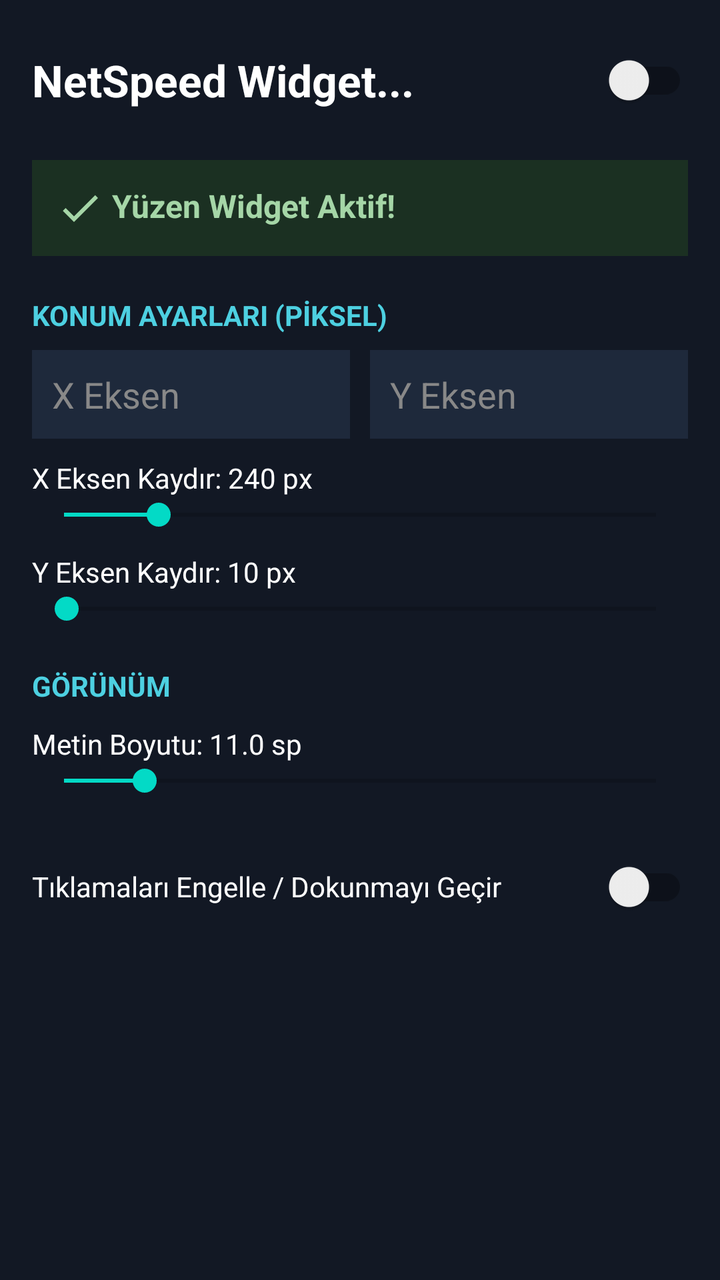
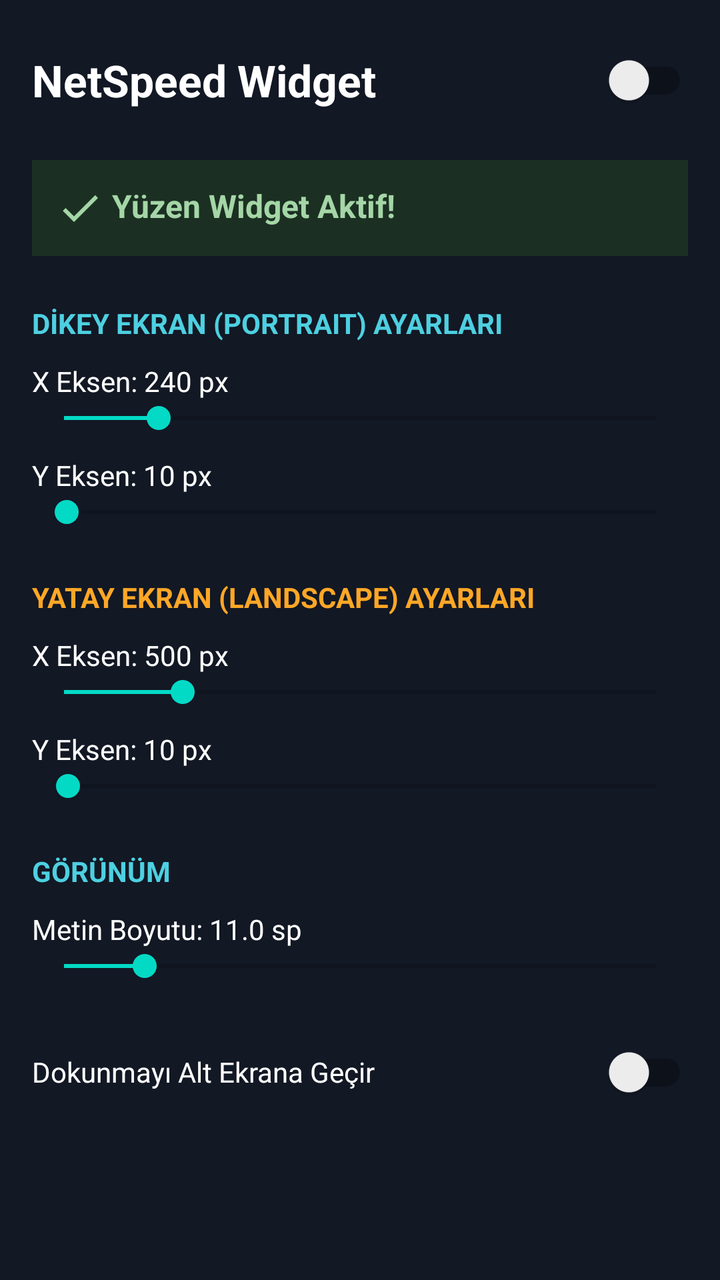

Screens rendered from an Android XML layout before and after an edit, with the pre-edit source and the edit as a unified diff.
<!-- AndroidManifest.xml: application theme Theme.Netspeed -->
<!-- res/layout/activity_main.xml -->
<?xml version="1.0" encoding="utf-8"?>
<ScrollView xmlns:android="http://schemas.android.com/apk/res/android"
    android:layout_width="match_parent" android:layout_height="match_parent"
    android:background="#121824" android:padding="16dp">
    <LinearLayout android:layout_width="match_parent" android:layout_height="wrap_content" android:orientation="vertical">
        <LinearLayout android:layout_width="match_parent" android:layout_height="wrap_content" android:gravity="center_vertical" android:orientation="horizontal" android:paddingBottom="16dp">
            <TextView android:layout_width="0dp" android:layout_height="wrap_content" android:layout_weight="1" android:text="NetSpeed Widget..." android:textColor="#FFFFFF" android:textSize="22sp" android:textStyle="bold" />
            <androidx.appcompat.widget.SwitchCompat android:id="@+id/switchWidgetToggle" android:layout_width="wrap_content" android:layout_height="wrap_content" />
        </LinearLayout>
        <TextView android:id="@+id/txtStatus" android:layout_width="match_parent" android:layout_height="wrap_content" android:background="#1B3022" android:drawableStart="@drawable/ic_check" android:padding="12dp" android:text=" Yüzen Widget Aktif!" android:textColor="#A5D6A7" android:textSize="16sp" android:textStyle="bold" />
        
        <TextView android:layout_width="wrap_content" android:layout_height="wrap_content" android:layout_marginTop="20dp" android:text="KONUM AYARLARI (PİKSEL)" android:textColor="#4DD0E1" android:textStyle="bold" />
        <LinearLayout android:layout_width="match_parent" android:layout_height="wrap_content" android:layout_marginTop="8dp" android:orientation="horizontal">
            <EditText android:id="@+id/etX" android:layout_width="0dp" android:layout_height="wrap_content" android:layout_weight="1" android:background="#1E293B" android:hint="X Eksen" android:inputType="numberSigned" android:padding="10dp" android:textColor="#FFFFFF" android:textColorHint="#888888"/>
            <View android:layout_width="10dp" android:layout_height="match_parent" />
            <EditText android:id="@+id/etY" android:layout_width="0dp" android:layout_height="wrap_content" android:layout_weight="1" android:background="#1E293B" android:hint="Y Eksen" android:inputType="numberSigned" android:padding="10dp" android:textColor="#FFFFFF" android:textColorHint="#888888"/>
        </LinearLayout>
        
        <TextView android:id="@+id/lblX" android:layout_width="wrap_content" android:layout_height="wrap_content" android:layout_marginTop="10dp" android:text="X Eksen Kaydır: 240 px" android:textColor="#FFFFFF" />
        <SeekBar android:id="@+id/seekBarX" android:layout_width="match_parent" android:layout_height="wrap_content" android:max="1500" android:progress="240" />
        <TextView android:id="@+id/lblY" android:layout_width="wrap_content" android:layout_height="wrap_content" android:layout_marginTop="10dp" android:text="Y Eksen Kaydır: 10 px" android:textColor="#FFFFFF" />
        <SeekBar android:id="@+id/seekBarY" android:layout_width="match_parent" android:layout_height="wrap_content" android:max="2500" android:progress="10" />
        
        <TextView android:layout_width="wrap_content" android:layout_height="wrap_content" android:layout_marginTop="20dp" android:text="GÖRÜNÜM" android:textColor="#4DD0E1" android:textStyle="bold" />
        <TextView android:id="@+id/lblTextSize" android:layout_width="wrap_content" android:layout_height="wrap_content" android:layout_marginTop="10dp" android:text="Metin Boyutu: 11.0 sp" android:textColor="#FFFFFF" />
        <SeekBar android:id="@+id/seekBarTextSize" android:layout_width="match_parent" android:layout_height="wrap_content" android:max="30" android:min="8" android:progress="11" />
        
        <LinearLayout android:layout_width="match_parent" android:layout_height="wrap_content" android:layout_marginTop="20dp" android:gravity="center_vertical" android:orientation="horizontal">
            <TextView android:layout_width="0dp" android:layout_height="wrap_content" android:layout_weight="1" android:text="Tıklamaları Engelle / Dokunmayı Geçir" android:textColor="#FFFFFF" />
            <androidx.appcompat.widget.SwitchCompat android:id="@+id/switchTouchThrough" android:layout_width="wrap_content" android:layout_height="wrap_content" />
        </LinearLayout>
    </LinearLayout>
</ScrollView>
<!-- resources referenced by this layout -->
<resources>
  <!-- drawable ic_check (drawable) -->
  <vector xmlns:android="http://schemas.android.com/apk/res/android"
      android:width="24dp" android:height="24dp"
      android:viewportWidth="24" android:viewportHeight="24">
      <path android:fillColor="#A5D6A7" android:pathData="M9,16.17 L4.83,12 l-1.42,1.41 L9,19 21,7 l-1.41,-1.41 z"/>
  </vector>
  <style name="Theme.Netspeed" parent="Theme.MaterialComponents.DayNight.NoActionBar">
          <item name="android:statusBarColor">#121824</item>
      </style>
</resources>

<!-- the commit's change to res/layout/activity_main.xml (unified diff, before → after) -->
@@ -3,30 +3,39 @@
     android:layout_width="match_parent" android:layout_height="match_parent"
     android:background="#121824" android:padding="16dp">
     <LinearLayout android:layout_width="match_parent" android:layout_height="wrap_content" android:orientation="vertical">
+        
         <LinearLayout android:layout_width="match_parent" android:layout_height="wrap_content" android:gravity="center_vertical" android:orientation="horizontal" android:paddingBottom="16dp">
-            <TextView android:layout_width="0dp" android:layout_height="wrap_content" android:layout_weight="1" android:text="NetSpeed Widget..." android:textColor="#FFFFFF" android:textSize="22sp" android:textStyle="bold" />
+            <TextView android:layout_width="0dp" android:layout_height="wrap_content" android:layout_weight="1" android:text="NetSpeed Widget" android:textColor="#FFFFFF" android:textSize="22sp" android:textStyle="bold" />
             <androidx.appcompat.widget.SwitchCompat android:id="@+id/switchWidgetToggle" android:layout_width="wrap_content" android:layout_height="wrap_content" />
         </LinearLayout>
+        
         <TextView android:id="@+id/txtStatus" android:layout_width="match_parent" android:layout_height="wrap_content" android:background="#1B3022" android:drawableStart="@drawable/ic_check" android:padding="12dp" android:text=" Yüzen Widget Aktif!" android:textColor="#A5D6A7" android:textSize="16sp" android:textStyle="bold" />
         
-        <TextView android:layout_width="wrap_content" android:layout_height="wrap_content" android:layout_marginTop="20dp" android:text="KONUM AYARLARI (PİKSEL)" android:textColor="#4DD0E1" android:textStyle="bold" />
-        <LinearLayout android:layout_width="match_parent" android:layout_height="wrap_content" android:layout_marginTop="8dp" android:orientation="horizontal">
-            <EditText android:id="@+id/etX" android:layout_width="0dp" android:layout_height="wrap_content" android:layout_weight="1" android:background="#1E293B" android:hint="X Eksen" android:inputType="numberSigned" android:padding="10dp" android:textColor="#FFFFFF" android:textColorHint="#888888"/>
-            <View android:layout_width="10dp" android:layout_height="match_parent" />
-            <EditText android:id="@+id/etY" android:layout_width="0dp" android:layout_height="wrap_content" android:layout_weight="1" android:background="#1E293B" android:hint="Y Eksen" android:inputType="numberSigned" android:padding="10dp" android:textColor="#FFFFFF" android:textColorHint="#888888"/>
-        </LinearLayout>
         
-        <TextView android:id="@+id/lblX" android:layout_width="wrap_content" android:layout_height="wrap_content" android:layout_marginTop="10dp" android:text="X Eksen Kaydır: 240 px" android:textColor="#FFFFFF" />
-        <SeekBar android:id="@+id/seekBarX" android:layout_width="match_parent" android:layout_height="wrap_content" android:max="1500" android:progress="240" />
-        <TextView android:id="@+id/lblY" android:layout_width="wrap_content" android:layout_height="wrap_content" android:layout_marginTop="10dp" android:text="Y Eksen Kaydır: 10 px" android:textColor="#FFFFFF" />
-        <SeekBar android:id="@+id/seekBarY" android:layout_width="match_parent" android:layout_height="wrap_content" android:max="2500" android:progress="10" />
+        <TextView android:layout_width="wrap_content" android:layout_height="wrap_content" android:layout_marginTop="24dp" android:text="DİKEY EKRAN (PORTRAIT) AYARLARI" android:textColor="#4DD0E1" android:textStyle="bold" />
         
-        <TextView android:layout_width="wrap_content" android:layout_height="wrap_content" android:layout_marginTop="20dp" android:text="GÖRÜNÜM" android:textColor="#4DD0E1" android:textStyle="bold" />
+        <TextView android:id="@+id/lblPortX" android:layout_width="wrap_content" android:layout_height="wrap_content" android:layout_marginTop="10dp" android:text="X Eksen: 240 px" android:textColor="#FFFFFF" />
+        <SeekBar android:id="@+id/seekBarPortX" android:layout_width="match_parent" android:layout_height="wrap_content" android:max="1500" android:progress="240" />
+        
+        <TextView android:id="@+id/lblPortY" android:layout_width="wrap_content" android:layout_height="wrap_content" android:layout_marginTop="10dp" android:text="Y Eksen: 10 px" android:textColor="#FFFFFF" />
+        <SeekBar android:id="@+id/seekBarPortY" android:layout_width="match_parent" android:layout_height="wrap_content" android:max="2500" android:progress="10" />
+
+        
+        <TextView android:layout_width="wrap_content" android:layout_height="wrap_content" android:layout_marginTop="24dp" android:text="YATAY EKRAN (LANDSCAPE) AYARLARI" android:textColor="#FFA726" android:textStyle="bold" />
+        
+        <TextView android:id="@+id/lblLandX" android:layout_width="wrap_content" android:layout_height="wrap_content" android:layout_marginTop="10dp" android:text="X Eksen: 500 px" android:textColor="#FFFFFF" />
+        <SeekBar android:id="@+id/seekBarLandX" android:layout_width="match_parent" android:layout_height="wrap_content" android:max="2500" android:progress="500" />
+        
+        <TextView android:id="@+id/lblLandY" android:layout_width="wrap_content" android:layout_height="wrap_content" android:layout_marginTop="10dp" android:text="Y Eksen: 10 px" android:textColor="#FFFFFF" />
+        <SeekBar android:id="@+id/seekBarLandY" android:layout_width="match_parent" android:layout_height="wrap_content" android:max="1500" android:progress="10" />
+        
+        
+        <TextView android:layout_width="wrap_content" android:layout_height="wrap_content" android:layout_marginTop="24dp" android:text="GÖRÜNÜM" android:textColor="#4DD0E1" android:textStyle="bold" />
         <TextView android:id="@+id/lblTextSize" android:layout_width="wrap_content" android:layout_height="wrap_content" android:layout_marginTop="10dp" android:text="Metin Boyutu: 11.0 sp" android:textColor="#FFFFFF" />
         <SeekBar android:id="@+id/seekBarTextSize" android:layout_width="match_parent" android:layout_height="wrap_content" android:max="30" android:min="8" android:progress="11" />
         
         <LinearLayout android:layout_width="match_parent" android:layout_height="wrap_content" android:layout_marginTop="20dp" android:gravity="center_vertical" android:orientation="horizontal">
-            <TextView android:layout_width="0dp" android:layout_height="wrap_content" android:layout_weight="1" android:text="Tıklamaları Engelle / Dokunmayı Geçir" android:textColor="#FFFFFF" />
+            <TextView android:layout_width="0dp" android:layout_height="wrap_content" android:layout_weight="1" android:text="Dokunmayı Alt Ekrana Geçir" android:textColor="#FFFFFF" />
             <androidx.appcompat.widget.SwitchCompat android:id="@+id/switchTouchThrough" android:layout_width="wrap_content" android:layout_height="wrap_content" />
         </LinearLayout>
     </LinearLayout>
